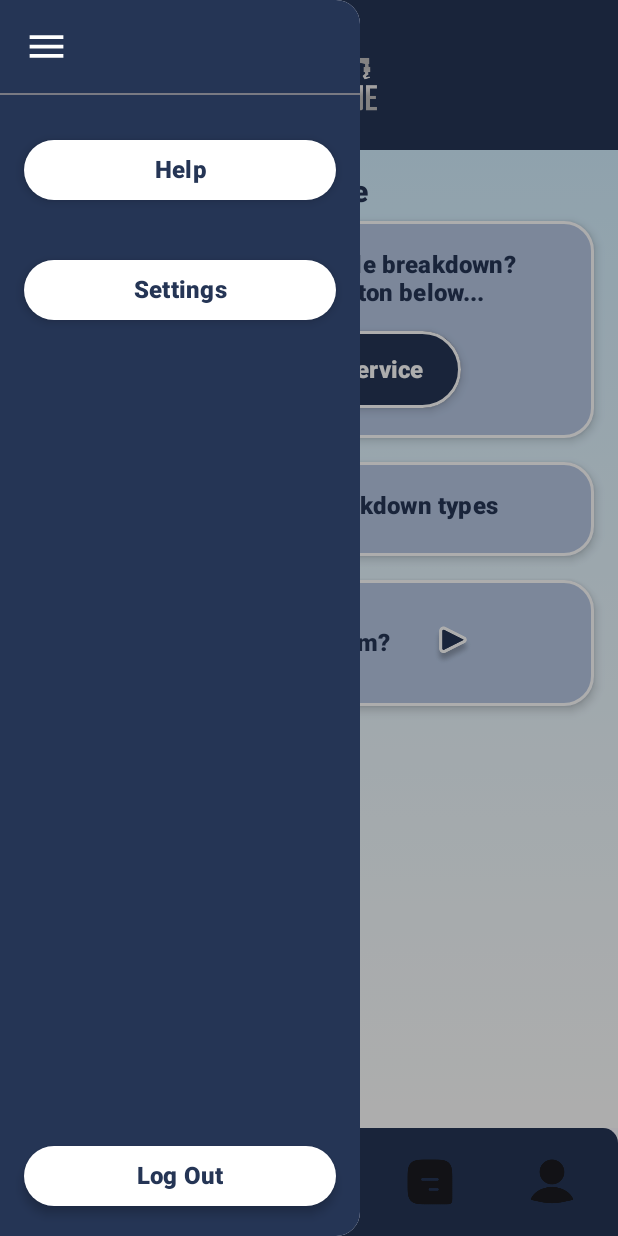
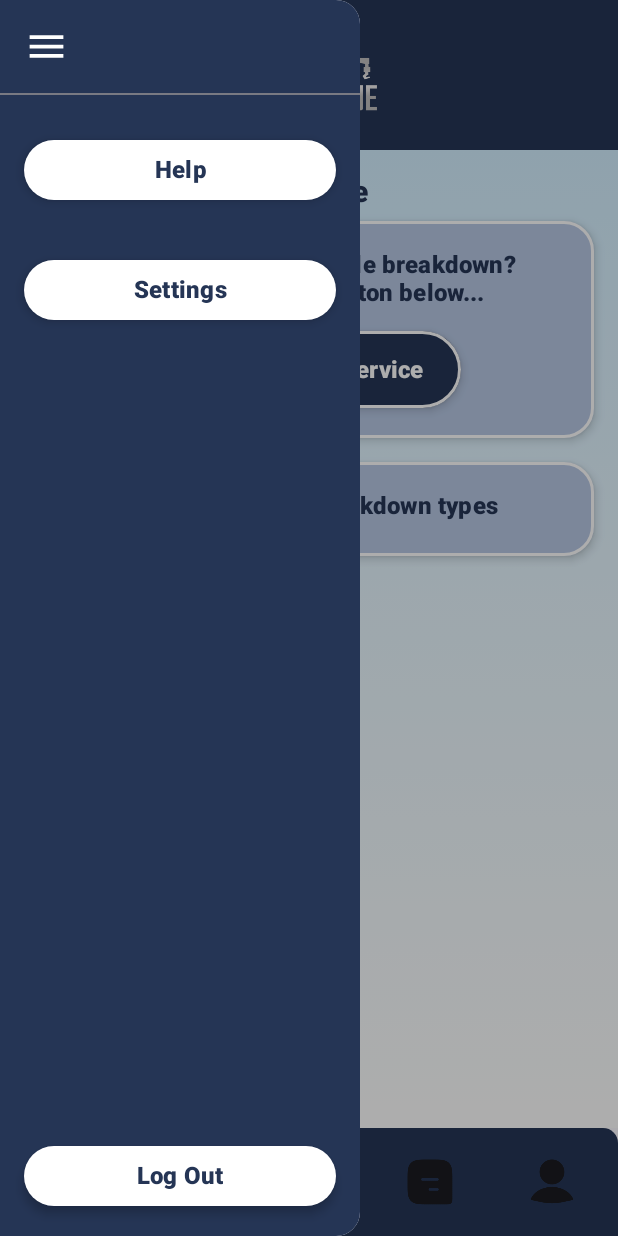
Before and after one commit to NirmalHettiarachchi/RoadRescueMobileApp, an Android app built with Jetpack Compose: the DashboardScreen screen opened through its navigation route, on a phone screen of 412 x 824 dp. Run offline under Robolectric (Android 15) with nearby library versions, the light colour scheme and no system bars; our stand-ins replace Firebase (no records; nobody signed in at launch, a user with empty details on screens opened directly).

Commit message:
Minor ui changes

```diff
--- a/app/src/main/java/eu/tutorials/roadrescuecustomer/views/ChangePhoneNumWindow.kt
+++ b/app/src/main/java/eu/tutorials/roadrescuecustomer/views/ChangePhoneNumWindow.kt
@@ -80,7 +80,7 @@ fun ChangePhoneNumWindow(loginViewModel: LoginViewModel,
             ) {
                 Text(
                     modifier = Modifier.align(Alignment.CenterHorizontally),
-                    text = "Change Registered Phone Number",
+                    text = "Change registered phone number",
                     style = textStyle2
                 )
                 Text(
--- a/app/src/main/java/eu/tutorials/roadrescuecustomer/views/DashboardScreen.kt
+++ b/app/src/main/java/eu/tutorials/roadrescuecustomer/views/DashboardScreen.kt
@@ -283,7 +283,6 @@ fun DashboardScreen(
                     }
                 }
             }
-            HelpBox()
         }
     }
 }
@@ -310,6 +309,7 @@ fun NoPendingActivityDashboard(
         locationViewModel,
         context
     )
+    Spacer(modifier = Modifier.height(16.dp))
 }
 
 @Composable
```
